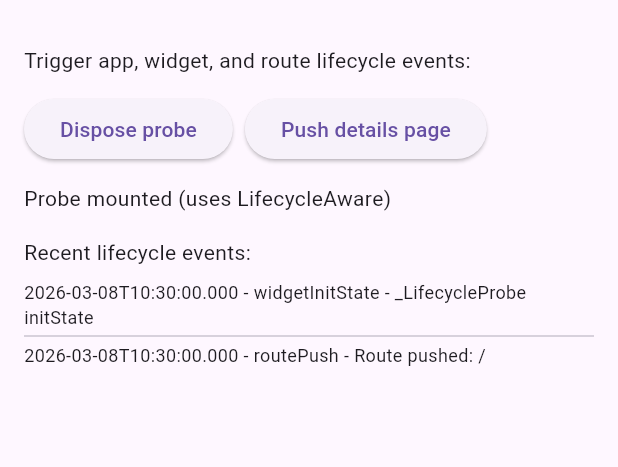
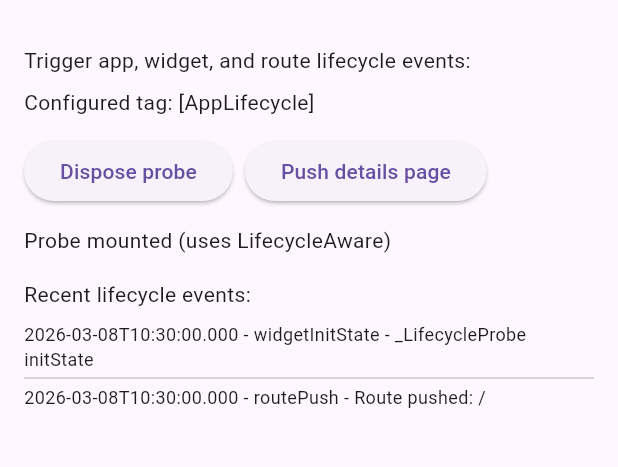
Before and after one commit to NJashwanth/lifecycle_logger, a Flutter app: the screen it shows after launch, on a phone screen of 412 x 824 dp, the part 63-530 px from its top. Run offline on Flutter 3.47's test engine with Material 3 defaults, Android fonts, the phone set to English and light mode, and no system bars.

Commit message:
Release 0.0.4: customer-facing log tag customization (#3)
* Release 0.0.4 with configurable lifecycle log tag

* Keep changelog customer-facing for 0.0.4

* Update example to demonstrate custom lifecycle tag

```diff
--- a/example/lib/main.dart
+++ b/example/lib/main.dart
@@ -29,11 +29,12 @@ void main() {
   LifecycleLogger.attach(
     debugOnly: false,
     enableRouteObserver: true,
+    tag: '[AppLifecycle]',
     sink: _recordEvent,
-    onResume: () => debugPrint('[Lifecycle] Example callback onResume'),
-    onPause: () => debugPrint('[Lifecycle] Example callback onPause'),
-    onInactive: () => debugPrint('[Lifecycle] Example callback onInactive'),
-    onDetached: () => debugPrint('[Lifecycle] Example callback onDetached'),
+    onResume: () => debugPrint('[AppLifecycle] Example callback onResume'),
+    onPause: () => debugPrint('[AppLifecycle] Example callback onPause'),
+    onInactive: () => debugPrint('[AppLifecycle] Example callback onInactive'),
+    onDetached: () => debugPrint('[AppLifecycle] Example callback onDetached'),
   );
   runApp(const ExampleApp());
 }
@@ -77,6 +78,8 @@ class _ExampleHomeState extends State<_ExampleHome> {
           crossAxisAlignment: CrossAxisAlignment.start,
           children: [
             const Text('Trigger app, widget, and route lifecycle events:'),
+            const SizedBox(height: 8),
+            const Text('Configured tag: [AppLifecycle]'),
             const SizedBox(height: 12),
             Wrap(
               spacing: 8,
@@ -160,12 +163,12 @@ class _LifecycleProbeState extends State<_LifecycleProbe>
     with LifecycleAware<_LifecycleProbe> {
   @override
   void onInit() {
-    debugPrint('[Lifecycle] _LifecycleProbe onInit hook fired');
+    debugPrint('[AppLifecycle] _LifecycleProbe onInit hook fired');
   }
 
   @override
   void onDispose() {
-    debugPrint('[Lifecycle] _LifecycleProbe onDispose hook fired');
+    debugPrint('[AppLifecycle] _LifecycleProbe onDispose hook fired');
   }
 
   @override
--- a/lib/lifecycle_logger.dart
+++ b/lib/lifecycle_logger.dart
@@ -22,6 +22,7 @@ class LifecycleLogger {
     bool debugOnly = true,
     bool enableRouteObserver = false,
     bool logToConsole = true,
+    String tag = '[Lifecycle]',
     LifecycleEventSink? sink,
     void Function()? onResume,
     void Function()? onPause,
@@ -32,7 +33,7 @@ class LifecycleLogger {
       return;
     }
 
-    LifecycleLog.configure(sink: sink, logToConsole: logToConsole);
+    LifecycleLog.configure(sink: sink, logToConsole: logToConsole, tag: tag);
     _routeObserver.enabled = enableRouteObserver;
 
     if (_attached) {
--- a/lib/src/logger.dart
+++ b/lib/src/logger.dart
@@ -7,25 +7,34 @@ typedef LifecycleEventSink = void Function(LifecycleEvent event);
 class LifecycleLog {
   LifecycleLog._();
 
-  static const String _prefix = '[Lifecycle]';
+  static const String _defaultTag = '[Lifecycle]';
   static LifecycleEventSink? _sink;
   static bool _logToConsole = true;
+  static String _tag = _defaultTag;
 
-  static void configure({LifecycleEventSink? sink, bool? logToConsole}) {
+  static void configure({
+    LifecycleEventSink? sink,
+    bool? logToConsole,
+    String? tag,
+  }) {
     _sink = sink;
     if (logToConsole != null) {
       _logToConsole = logToConsole;
+    }
+    if (tag != null && tag.isNotEmpty) {
+      _tag = tag;
     }
   }
 
   static void reset() {
     _sink = null;
     _logToConsole = true;
+    _tag = _defaultTag;
   }
 
   static void emit(LifecycleEvent event) {
     if (_logToConsole) {
-      debugPrint('$_prefix ${event.message}');
+      debugPrint('$_tag ${event.message}');
     }
     _sink?.call(event);
   }
--- a/pubspec.yaml
+++ b/pubspec.yaml
@@ -1,6 +1,6 @@
 name: lifecycle_logger
 description: Debug-focused Flutter utility for app and widget lifecycle logging.
-version: 0.0.3
+version: 0.0.4
 homepage: https://github.com/NJashwanth/lifecycle_logger
 repository: https://github.com/NJashwanth/lifecycle_logger
 issue_tracker: https://github.com/NJashwanth/lifecycle_logger/issues
```
Also changed, not shown: example/pubspec.lock, 5 other files.
